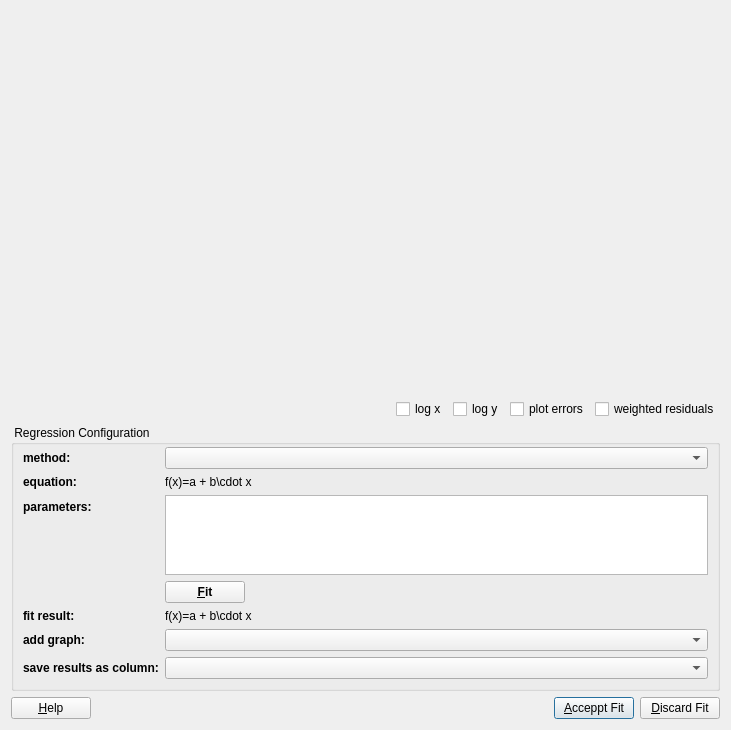
jkriege2/QuickFit3, file plugins/table/qfrdrtableregressiondialog.ui: the form before one commit.
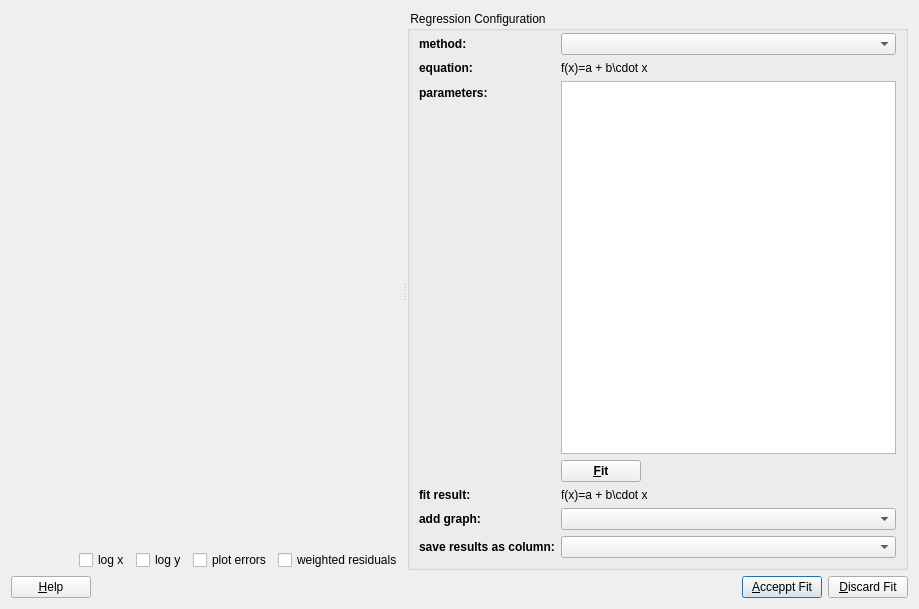
The form after the commit. Icons and pictures are not drawn. Custom widgets are drawn as their Qt base class.

Diff of the .ui file:
```diff
--- a/plugins/table/qfrdrtableregressiondialog.ui
+++ b/plugins/table/qfrdrtableregressiondialog.ui
@@ -9,8 +9,8 @@
    <rect>
     <x>0</x>
     <y>0</y>
-    <width>731</width>
-    <height>730</height>
+    <width>919</width>
+    <height>609</height>
    </rect>
   </property>
   <property name="windowTitle">
@@ -20,7 +20,14 @@
    <iconset resource="qfrdrtable.qrc">
     <normaloff>:/table/regression.png</normaloff>:/table/regression.png</iconset>
   </property>
-  <layout class="QVBoxLayout" name="verticalLayout" stretch="3,1,0,2,0">
+  <layout class="QVBoxLayout" name="verticalLayout_2" stretch="1,0">
+   <item>
+    <widget class="QVisibleHandleSplitter" name="splitter">
+     <property name="orientation">
+      <enum>Qt::Horizontal</enum>
+     </property>
+     <widget class="QWidget" name="layoutWidget">
+      <layout class="QVBoxLayout" name="verticalLayout" stretch="3,1,0">
    <item>
     <widget class="QFPlotter" name="pltDistribution" native="true">
      <property name="minimumSize">
@@ -83,7 +90,8 @@
      </item>
     </layout>
    </item>
-   <item>
+      </layout>
+     </widget>
     <widget class="QGroupBox" name="groupBox">
      <property name="title">
       <string> Regression Configuration </string>
@@ -248,6 +256,7 @@
       </item>
      </layout>
     </widget>
+    </widget>
    </item>
    <item>
     <layout class="QHBoxLayout" name="horizontalLayout">
@@ -303,6 +312,12 @@
    <header>qfplotter.h</header>
    <container>1</container>
   </customwidget>
+  <customwidget>
+   <class>QVisibleHandleSplitter</class>
+   <extends>QSplitter</extends>
+   <header>qvisiblehandlesplitter.h</header>
+   <container>1</container>
+  </customwidget>
   <customwidget>
    <class>DoubleDataCutSliders</class>
    <extends>QWidget</extends>
```
Left out of the diff: 1 changed line with no effect on the pictures. Lines whose indentation alone changed are shown as unchanged.
